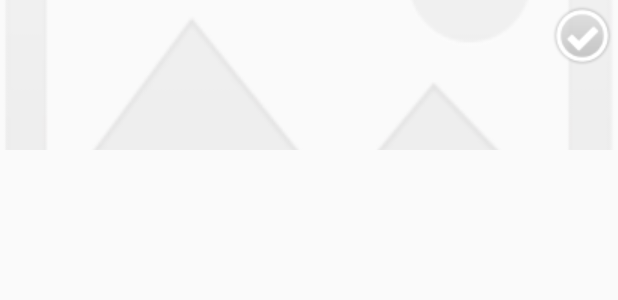
After one commit to wuqiang5733/XiaoIm5ageLo7ader, an Android app: the layout item_gridview.xml on its own in the app's theme, with its tools: preview values and no code run, on a phone screen of 412 x 824 dp. The commit adds this screen. Shown: the top 300 px of the screen. Run offline under Robolectric (Android 15) with nearby library versions, the phone set to English and light mode, and no system bars.

Commit message:
5-1适配器-已经显示图片了

```diff
--- a/app/src/main/AndroidManifest.xml
+++ b/app/src/main/AndroidManifest.xml
@@ -1,7 +1,8 @@
 <?xml version="1.0" encoding="utf-8"?>
 <manifest xmlns:android="http://schemas.android.com/apk/res/android"
           package="org.xuxiaoxiao.xiaoimageloader">
-
+    <uses-permission android:name="android.permission.WRITE_EXTERNAL_STORAGE"/>
+    <uses-permission android:name="android.permission.READ_EXTERNAL_STORAGE"/>
     <application
         android:allowBackup="true"
         android:icon="@mipmap/ic_launcher"
--- /dev/null
+++ b/app/src/main/res/layout/item_gridview.xml
@@ -0,0 +1,29 @@
+<?xml version="1.0" encoding="utf-8"?>
+<RelativeLayout xmlns:android="http://schemas.android.com/apk/res/android"
+                android:layout_width="match_parent"
+                android:layout_height="match_parent">
+
+    <ImageView
+        android:id="@+id/id_item_image"
+        android:layout_width="match_parent"
+        android:layout_height="100dp"
+        android:scaleType="centerCrop"
+        android:src="@drawable/pictures_no"
+        />
+
+    <ImageButton
+        android:id="@+id/id_item_select"
+        android:layout_width="wrap_content"
+        android:layout_height="wrap_content"
+        android:layout_alignParentRight="true"
+        android:layout_alignParentTop="true"
+        android:layout_marginRight="3dp"
+        android:layout_marginTop="3dp"
+        android:background="@null"
+        android:clickable="false"
+        android:src="@drawable/picture_unselected"
+        />
+
+</RelativeLayout>
+
+    <!--android:src="@drawable/picture_unselected"-->
```
Also changed, not shown: app/src/main/java/org/xuxiaoxiao/xiaoimageloader/MainActivity.java (+67 -0 lines), app/src/main/res/drawable/dir_choose.png (added), app/src/main/res/drawable/ic_launcher.png (added), app/src/main/res/drawable/pic_dir.png (added), app/src/main/res/drawable/picture_unselected.png (added), app/src/main/res/drawable/pictures_no.png (added), app/src/main/res/drawable/pictures_selected.png (added).
